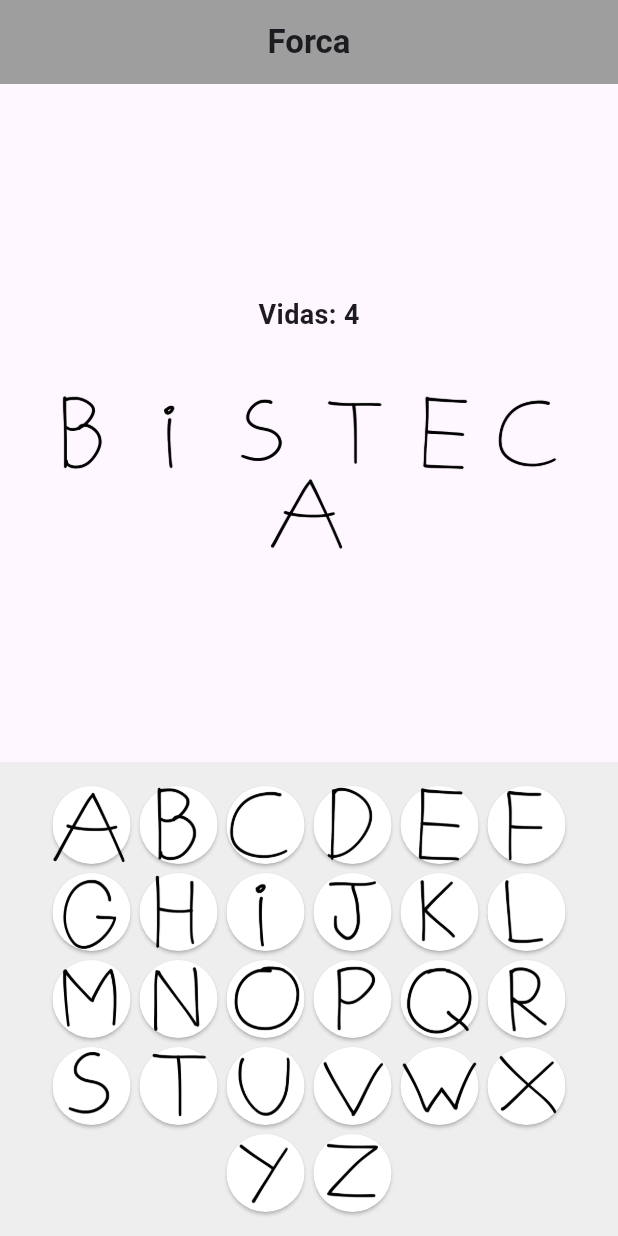
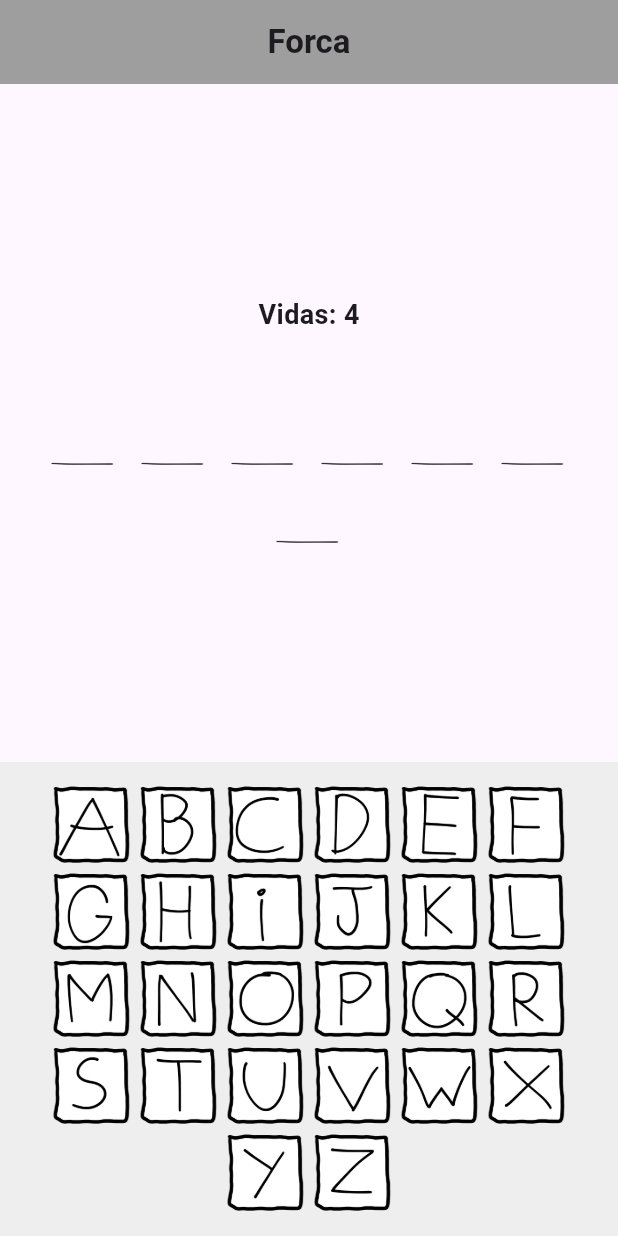
Before and after one commit to andrewbrtl/Forca, a Flutter app: the screen it shows after launch, on a phone screen of 412 x 824 dp. Run offline on Flutter 3.47's test engine with Material 3 defaults, Android fonts, the phone set to English and light mode, and no system bars.

Commit message:
Alterado o design dos botoes do teclado.

```diff
--- a/lib/pages/forca_page.dart
+++ b/lib/pages/forca_page.dart
@@ -71,7 +71,10 @@ class _ForcaPageState extends State<ForcaPage> {
                   spacing: 0,
                   runSpacing: 0,
                   children: palavraSorteada.split('').map((letra) {
-                    return LetraSorteadaWidget(letra: letra, revelada: true);
+                    return LetraSorteadaWidget(
+                      letra: letra,
+                      revelada: tentativas.contains(letra),
+                    );
                   }).toList(),
                 ),
               ],
--- a/lib/widgets/teclado.dart
+++ b/lib/widgets/teclado.dart
@@ -10,6 +10,17 @@ class Teclado extends StatefulWidget {
 }
 
 class _TecladoState extends State<Teclado> {
+  Widget _buildBotaoFundo(bool usada) {
+    return Image.asset(
+      'assets/letras/botao.png',
+      width: 52,
+      height: 52,
+      fit: BoxFit.contain,
+      color: usada ? Colors.black.withValues(alpha: 0.5) : null,
+      colorBlendMode: BlendMode.dstATop,
+    );
+  }
+
   final List<String> letras = [
     "A",
     "B",
@@ -64,16 +75,24 @@ class _TecladoState extends State<Teclado> {
           SizedBox(
             width: 52,
             height: 52,
-            child: ElevatedButton(
-              onPressed: usadas.contains(letra)
-                  ? null
-                  : () => apertarLetra(letra),
-              style: ElevatedButton.styleFrom(
-                padding: EdgeInsets.zero,
-                backgroundColor: Colors.white,
-                disabledBackgroundColor: Colors.grey,
+            child: InkWell(
+              onTap: usadas.contains(letra) ? null : () => apertarLetra(letra),
+              child: Stack(
+                alignment: Alignment.center,
+                children: [
+                  _buildBotaoFundo(usadas.contains(letra)),
+                  Padding(
+                    padding: const EdgeInsets.all(4),
+                    child: Opacity(
+                      opacity: usadas.contains(letra) ? 0.3 : 1.0,
+                      child: Image.asset(
+                        caminhoImagem(letra),
+                        filterQuality: FilterQuality.medium,
+                      ),
+                    ),
+                  ),
+                ],
               ),
-              child: Image.asset(caminhoImagem(letra), width: 52, height: 52),
             ),
           ),
       ],
```
Also changed, not shown: assets/letras/botao.png, 1 other file.
